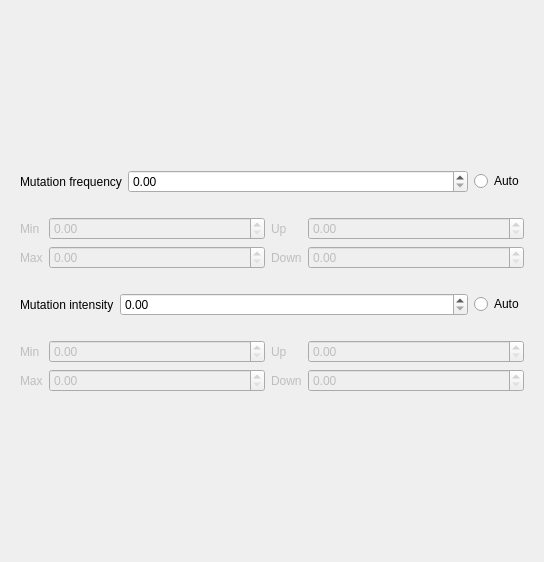
Qt form ui/control-form.ui (ponyprediction/client) before a commit.
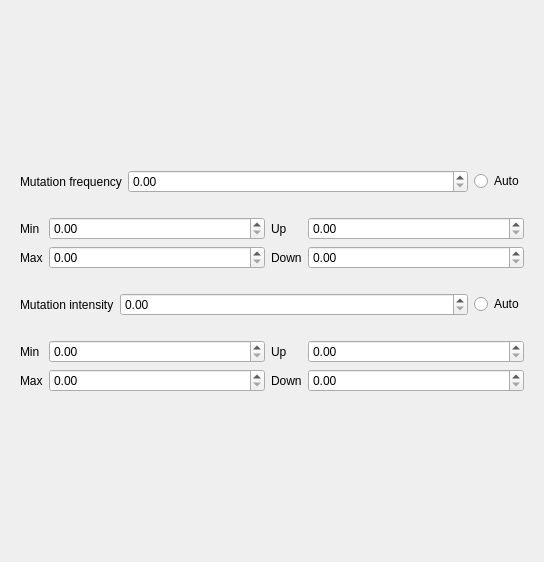
The same form after that commit.

```diff
--- a/ui/control-form.ui
+++ b/ui/control-form.ui
@@ -30,7 +30,7 @@
    <item row="2" column="0">
     <widget class="QWidget" name="widgetMutationFrequency" native="true">
      <property name="enabled">
-      <bool>false</bool>
+      <bool>true</bool>
      </property>
      <layout class="QGridLayout" name="gridLayout_2">
       <item row="1" column="0">
@@ -172,7 +172,7 @@
    <item row="4" column="0">
     <widget class="QWidget" name="widgetMutationIntensity" native="true">
      <property name="enabled">
-      <bool>false</bool>
+      <bool>true</bool>
      </property>
      <layout class="QGridLayout" name="gridLayout_5">
       <item row="0" column="0">
```
Left out of the diff: 3 changed lines with no effect on the pictures.
